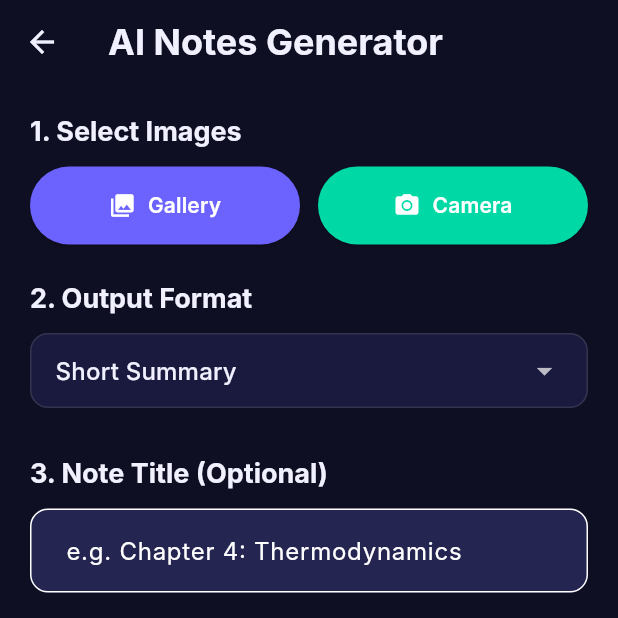
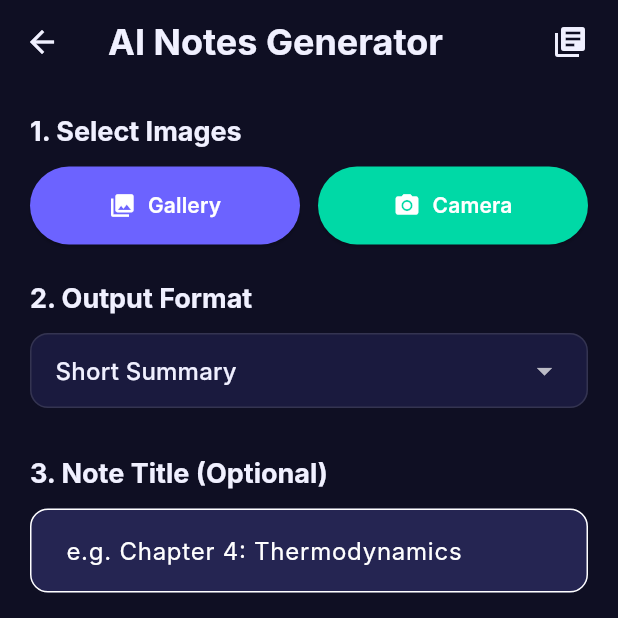
Before and after one commit to ragiib/study_worrior, a Flutter app: the AiNotesGeneratorScreen screen opened directly, on a phone screen of 412 x 824 dp, the top half of it. Run offline on Flutter 3.47's test engine with Material 3 defaults, Android fonts, the phone set to English and light mode, and no system bars; our stand-ins replace fl_chart, flutter_local_notifications, flutter_markdown, hive_flutter, image_picker, pdf and 4 more; missing offline and left inert: google_mlkit_text_recognition; accounts and stored records are empty; Roboto replaces fonts that are missing (Inter).

Commit message:
moved saved notes

```diff
--- a/study_warrior/lib/app/screens/ai_notes_generator_screen.dart
+++ b/study_warrior/lib/app/screens/ai_notes_generator_screen.dart
@@ -8,6 +8,7 @@ import '../../models/ai_note_model.dart';
 import '../providers/ai_notes_provider.dart';
 import '../theme/app_theme.dart';
 import 'ai_notes_viewer_screen.dart';
+import 'saved_notes_screen.dart';
 
 class AiNotesGeneratorScreen extends StatefulWidget {
   const AiNotesGeneratorScreen({super.key});
@@ -67,6 +68,19 @@ class _AiNotesGeneratorScreenState extends State<AiNotesGeneratorScreen> {
         title: const Text('AI Notes Generator'),
         backgroundColor: Colors.transparent,
         elevation: 0,
+        actions: [
+          IconButton(
+            icon: const Icon(Icons.library_books),
+            tooltip: 'Saved Notes',
+            onPressed: () {
+              Navigator.push(
+                context,
+                MaterialPageRoute(builder: (_) => const SavedNotesScreen()),
+              );
+            },
+          ),
+          const SizedBox(width: 8),
+        ],
       ),
       body: Consumer<AiNotesProvider>(
         builder: (context, provider, _) {
```
Also changed, not shown: study_warrior/lib/app/screens/dashboard_screen.dart (+0 -8 lines).
